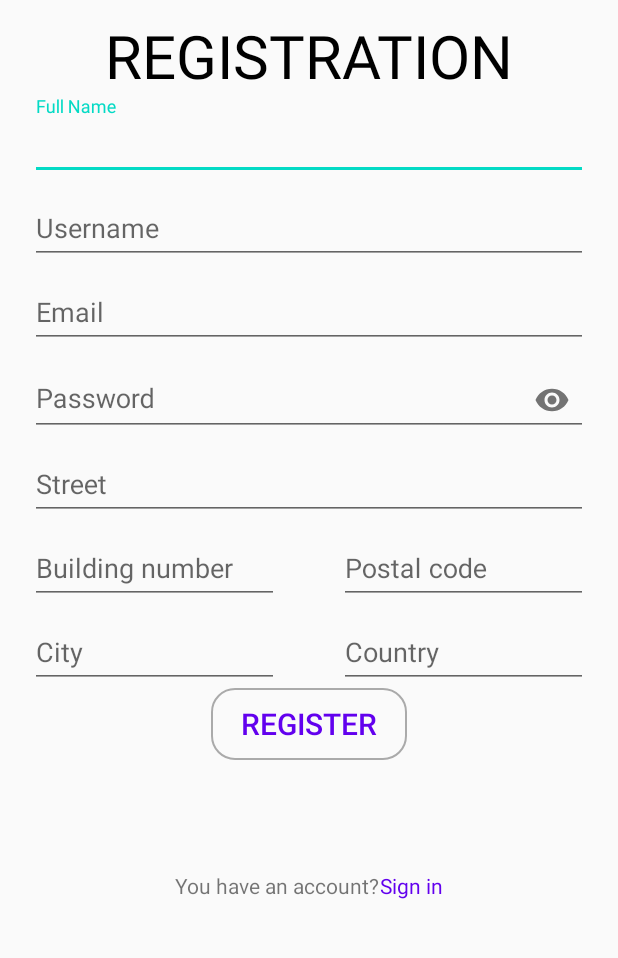
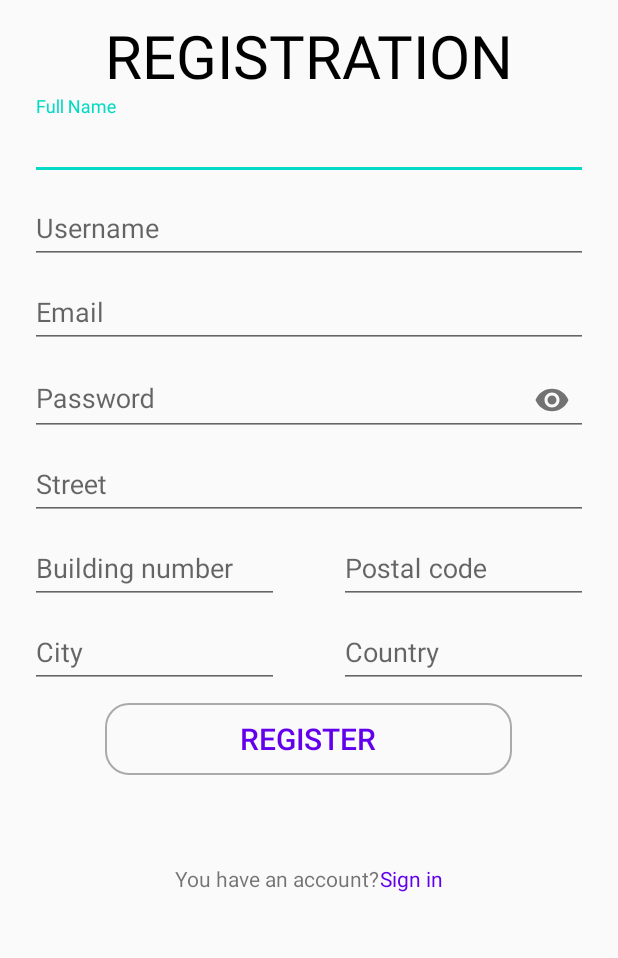
Before and after one commit to Eliathen/ShareLibraryClient, an Android app: the layout fragment_register.xml on its own in the app's theme, with its tools: preview values and no code run, on a phone screen of 412 x 824 dp, the part 240-1198 px from its top. Run offline under Robolectric (Android 15) with nearby library versions, the phone set to English and light mode, and no system bars.

Commit message:
Switched from RegisterActivity to RegisterFragment and LoginActivity.kt to LoginFragment.kt.

```diff
--- a/app/src/main/res/layout/activity_register.xml
+++ b/app/src/main/res/layout/fragment_register.xml
@@ -3,7 +3,8 @@
     xmlns:app="http://schemas.android.com/apk/res-auto"
     xmlns:tools="http://schemas.android.com/tools"
     android:layout_width="match_parent"
-    android:layout_height="match_parent">
+    android:layout_height="match_parent"
+    tools:context=".features.users.registration.presentation.RegisterFragment">
 
     <ScrollView
         android:layout_width="0dp"
@@ -33,8 +34,8 @@
                     android:layout_width="150dp"
                     android:layout_height="150dp"
                     android:layout_marginVertical="10dp"
-                    android:src="@mipmap/ic_launcher_round"
-                    android:contentDescription="@string/logo_image_description" />
+                    android:contentDescription="@string/logo_image_description"
+                    android:src="@mipmap/ic_launcher_round" />
 
                 <TextView
                     android:layout_width="match_parent"
@@ -113,7 +114,7 @@
                     android:hint="@string/street_hint">
 
                     <com.google.android.material.textfield.TextInputEditText
-                        android:id="@+id/addressEditText"
+                        android:id="@+id/streetEditText"
                         android:layout_width="match_parent"
                         android:layout_height="wrap_content"
                         android:layout_marginHorizontal="20dp" />
@@ -122,9 +123,9 @@
                 <LinearLayout
                     android:layout_width="match_parent"
                     android:layout_height="wrap_content"
+                    android:baselineAligned="false"
                     android:orientation="horizontal"
-                    android:weightSum="100"
-                    android:baselineAligned="false">
+                    android:weightSum="100">
 
                     <com.google.android.material.textfield.TextInputLayout
                         android:layout_width="150dp"
@@ -133,11 +134,11 @@
                         android:hint="@string/building_number_hint">
 
                         <com.google.android.material.textfield.TextInputEditText
-                            android:id="@+id/numberEditText"
+                            android:id="@+id/buildingNumberEditText"
                             android:layout_width="match_parent"
                             android:layout_height="wrap_content"
-                            android:inputType="number"
-                            android:layout_marginHorizontal="20dp" />
+                            android:layout_marginHorizontal="20dp"
+                            android:inputType="number" />
                     </com.google.android.material.textfield.TextInputLayout>
 
                     <com.google.android.material.textfield.TextInputLayout
@@ -147,11 +148,11 @@
                         android:hint="@string/postal_code_hint">
 
                         <com.google.android.material.textfield.TextInputEditText
-                            android:id="@+id/streetEditText"
+                            android:id="@+id/postalCodeEditText"
                             android:layout_width="match_parent"
                             android:layout_height="wrap_content"
-                            android:inputType="textPostalAddress"
-                            android:layout_marginHorizontal="20dp" />
+                            android:layout_marginHorizontal="20dp"
+                            android:inputType="textPostalAddress" />
                     </com.google.android.material.textfield.TextInputLayout>
 
                 </LinearLayout>
@@ -159,9 +160,9 @@
                 <LinearLayout
                     android:layout_width="match_parent"
                     android:layout_height="wrap_content"
+                    android:baselineAligned="false"
                     android:orientation="horizontal"
-                    android:weightSum="100"
-                    android:baselineAligned="false">
+                    android:weightSum="100">
 
                     <com.google.android.material.textfield.TextInputLayout
                         android:layout_width="150dp"
@@ -193,17 +194,19 @@
             </LinearLayout>
 
             <LinearLayout
-                android:id="@+id/linearLayout"
+                android:id="@+id/login_button_wrapper"
                 android:layout_width="match_parent"
                 android:layout_height="wrap_content"
                 android:gravity="center_horizontal"
-                android:paddingBottom="10dp"
+                android:paddingTop="10dp"
+                android:weightSum="100"
                 app:layout_constraintTop_toBottomOf="@+id/formWrapper">
 
                 <Button
                     android:id="@+id/registerButton"
                     android:layout_width="wrap_content"
                     android:layout_height="wrap_content"
+                    android:layout_weight="50"
                     android:background="@drawable/login_button_background"
                     android:paddingHorizontal="20dp"
                     android:requiresFadingEdge="vertical"
@@ -216,8 +219,9 @@
                 android:layout_width="match_parent"
                 android:layout_height="wrap_content"
                 android:gravity="center_horizontal"
+                android:layout_marginBottom="10dp"
                 app:layout_constraintBottom_toBottomOf="parent"
-                app:layout_constraintTop_toBottomOf="@+id/linearLayout">
+                app:layout_constraintTop_toBottomOf="@+id/login_button_wrapper">
 
                 <TextView
                     android:layout_width="wrap_content"
```
Also changed, not shown: app/src/main/java/com/szymanski/sharelibrary/features/users/login/presentation/LoginActivity.kt (deleted, +0 -17 lines), app/src/main/java/com/szymanski/sharelibrary/features/users/login/presentation/LoginFragment.kt (added, +58 -0 lines), app/src/main/java/com/szymanski/sharelibrary/features/users/registration/presentation/RegisterActivity.kt (deleted, +0 -37 lines), app/src/main/java/com/szymanski/sharelibrary/features/users/registration/presentation/RegisterFragment.kt (added, +146 -0 lines), app/src/main/res/layout/activity_login.xml (deleted, +0 -8 lines), app/src/main/res/layout/activity_main.xml (added, +34 -0 lines).
